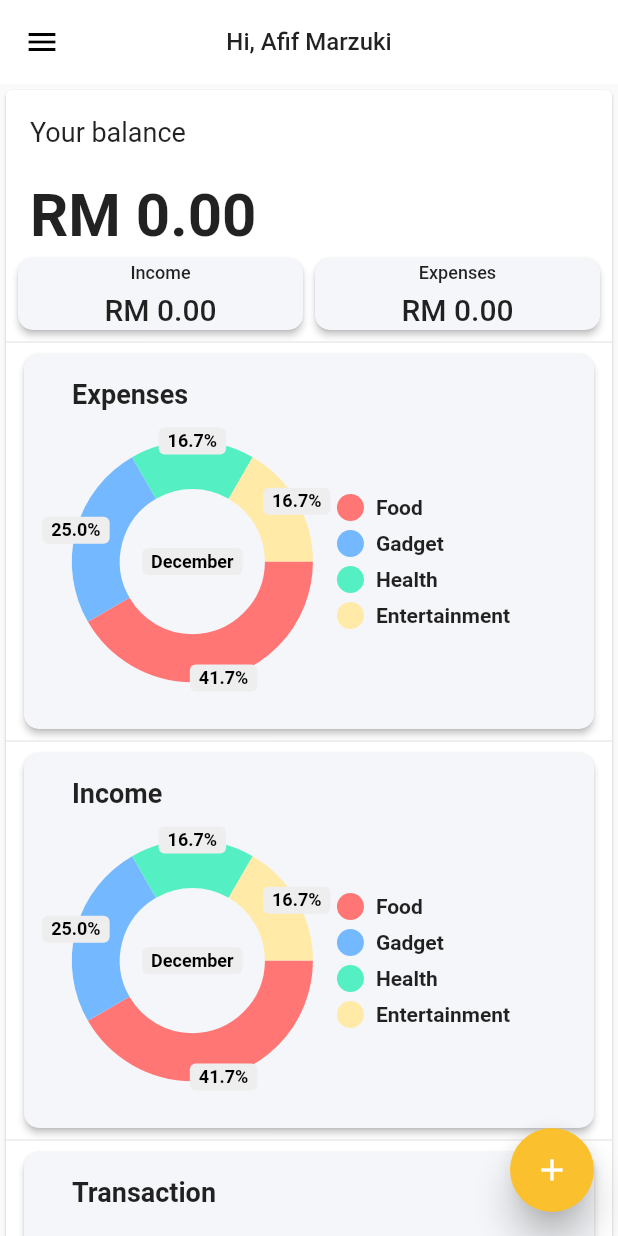
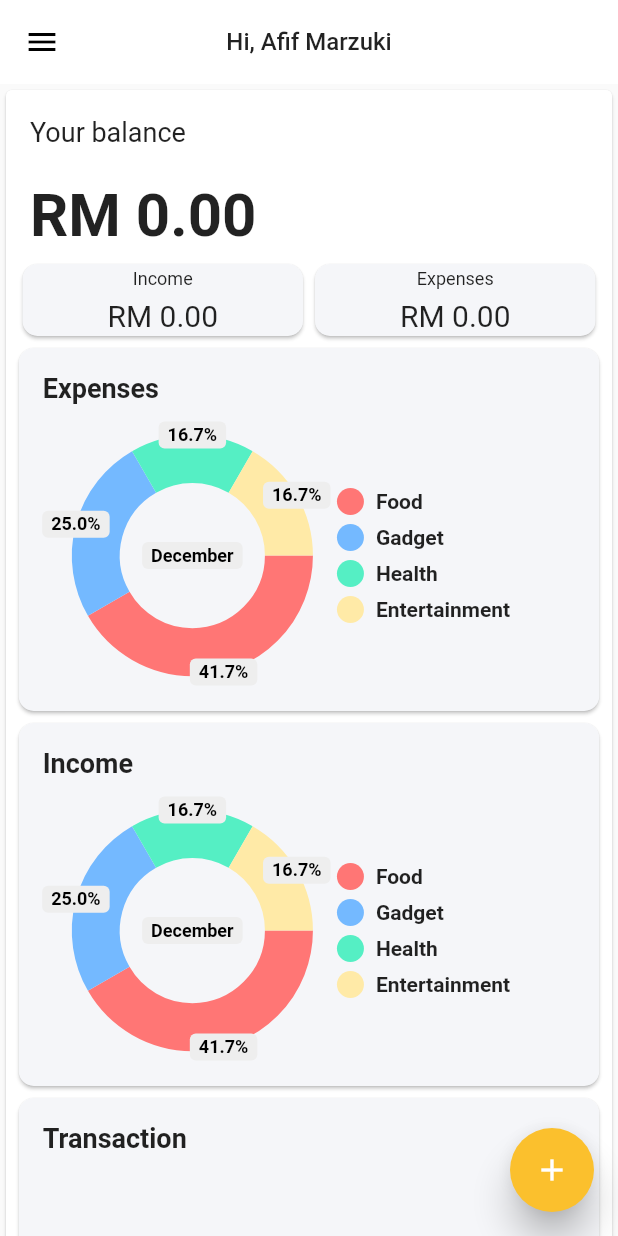
Before and after one commit to mshfayyadh/kaching, a Flutter app: the screen it shows after launch, on a phone screen of 412 x 824 dp. Run offline on Flutter 3.47's test engine with Material 2 defaults, Android fonts, the phone set to English and light mode, and no system bars; drawn by our look-alikes of pie_chart.

Commit message:
Change raisedButton to Card

```diff
--- a/lib/screens/dashboard.dart
+++ b/lib/screens/dashboard.dart
@@ -41,15 +41,14 @@ class _dashboardScreenState extends State<dashboardScreen> {
                       height: 0, fontSize: 40, fontWeight: FontWeight.bold),
                 )),
                 Row(
-                  mainAxisAlignment: MainAxisAlignment.spaceEvenly,
+                  mainAxisAlignment: MainAxisAlignment.center,
                   children: [
                     Container(
-                      width: 190,
-                      child: RaisedButton(
+                      width: 195,
+                      child: Card(
                         shape: RoundedRectangleBorder(
                             borderRadius: BorderRadius.circular(10)),
                         color: Color(0xFFF5F6F9),
-                        onPressed: () {},
                         child: Column(
                           children: [
                             Text('Income',
@@ -61,12 +60,11 @@ class _dashboardScreenState extends State<dashboardScreen> {
                       ),
                     ),
                     Container(
-                      width: 190,
-                      child: RaisedButton(
+                      width: 195,
+                      child: Card(
                         shape: RoundedRectangleBorder(
                             borderRadius: BorderRadius.circular(10)),
                         color: Color(0xFFF5F6F9),
-                        onPressed: () {},
                         child: Column(
                           children: [
                             Text('Expenses',
@@ -79,18 +77,16 @@ class _dashboardScreenState extends State<dashboardScreen> {
                     ),
                   ],
                 ),
-                Divider(),
                 Row(
                   mainAxisAlignment: MainAxisAlignment.spaceEvenly,
                   children: [
                     Container(
-                      width: 380,
+                      width: 395,
                       height: 250,
-                      child: RaisedButton(
+                      child: Card(
                         shape: RoundedRectangleBorder(
                             borderRadius: BorderRadius.circular(10)),
                         color: Color(0xFFF5F6F9),
-                        onPressed: () {},
                         child: Column(
                           crossAxisAlignment: CrossAxisAlignment.end,
                           children: [
@@ -111,18 +107,16 @@ class _dashboardScreenState extends State<dashboardScreen> {
                     ),
                   ],
                 ),
-                Divider(),
                 Row(
                   mainAxisAlignment: MainAxisAlignment.spaceEvenly,
                   children: [
                     Container(
-                      width: 380,
+                      width: 395,
                       height: 250,
-                      child: RaisedButton(
+                      child: Card(
                         shape: RoundedRectangleBorder(
                             borderRadius: BorderRadius.circular(10)),
                         color: Color(0xFFF5F6F9),
-                        onPressed: () {},
                         child: Column(
                           mainAxisAlignment: MainAxisAlignment.start,
                           children: [
@@ -143,18 +137,16 @@ class _dashboardScreenState extends State<dashboardScreen> {
                     ),
                   ],
                 ),
-                Divider(),
                 Row(
                   mainAxisAlignment: MainAxisAlignment.spaceEvenly,
                   children: [
                     Container(
-                      width: 380,
+                      width: 395,
                       height: 250,
-                      child: RaisedButton(
+                      child: Card(
                         shape: RoundedRectangleBorder(
                             borderRadius: BorderRadius.circular(10)),
                         color: Color(0xFFF5F6F9),
-                        onPressed: () {},
                         child: Column(
                           mainAxisAlignment: MainAxisAlignment.start,
                           children: [
```
